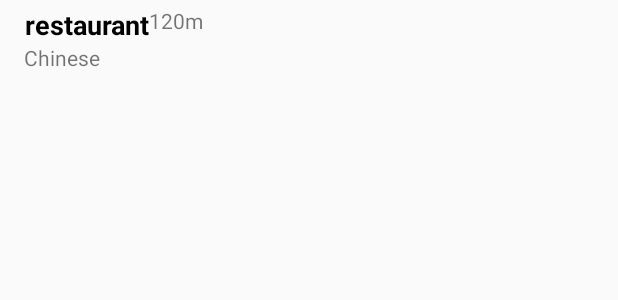
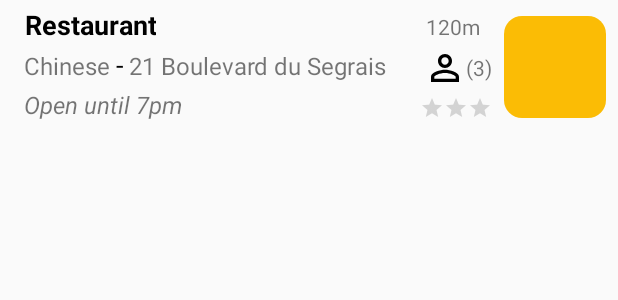
Before and after one commit to Selenasean/Go4Lunch, an Android app: the layout restaurant_item.xml on its own in the app's theme, with its tools: preview values and no code run, on a phone screen of 412 x 824 dp. Shown: the top 300 px of the screen. Run offline under Robolectric (Android 15) with nearby library versions, the phone set to English and light mode, and no system bars.

Commit message:
creation of models to fit into data we want + ListViewAdapter & layout

```diff
--- a/app/src/main/java/fr/selquicode/go4lunch/ui/list/ListViewViewModel.java
+++ b/app/src/main/java/fr/selquicode/go4lunch/ui/list/ListViewViewModel.java
@@ -9,7 +9,6 @@ import fr.selquicode.go4lunch.data.PlaceRepository;
 import fr.selquicode.go4lunch.data.model.Place;
 
 public class ListViewViewModel extends ViewModel {
-    // TODO: Implement the ViewModel
 
     private PlaceRepository placeRepository;
 
@@ -22,4 +21,6 @@ public class ListViewViewModel extends ViewModel {
      * @return places type LiveData
      */
     public LiveData<List<Place>> getPlaces(){ return placeRepository.getPlaces();}
+
+    //TODO : recupérer la liste de restaurant et la mapper dans le viewState, pour l'UI
 }
--- /dev/null
+++ b/app/src/main/res/drawable/ic_person.xml
@@ -0,0 +1,5 @@
+<vector android:height="20dp" android:tint="#000000"
+    android:viewportHeight="24" android:viewportWidth="24"
+    android:width="20dp" xmlns:android="http://schemas.android.com/apk/res/android">
+    <path android:fillColor="@android:color/white" android:pathData="M12,5.9c1.16,0 2.1,0.94 2.1,2.1s-0.94,2.1 -2.1,2.1S9.9,9.16 9.9,8s0.94,-2.1 2.1,-2.1m0,9c2.97,0 6.1,1.46 6.1,2.1v1.1L5.9,18.1L5.9,17c0,-0.64 3.13,-2.1 6.1,-2.1M12,4C9.79,4 8,5.79 8,8s1.79,4 4,4 4,-1.79 4,-4 -1.79,-4 -4,-4zM12,13c-2.67,0 -8,1.34 -8,4v3h16v-3c0,-2.66 -5.33,-4 -8,-4z"/>
+</vector>
--- /dev/null
+++ b/app/src/main/res/drawable/rounded_square.xml
@@ -0,0 +1,11 @@
+<?xml version="1.0" encoding="utf-8"?>
+<shape xmlns:android="http://schemas.android.com/apk/res/android">
+    <solid android:color="#FBBC05"/>
+
+    <padding android:left="1dp"
+            android:top="1dp"
+            android:right="1dp"
+            android:bottom="1dp" />
+
+    <corners android:radius="12dp" />
+</shape>
--- a/app/src/main/res/layout/fragment_list_view.xml
+++ b/app/src/main/res/layout/fragment_list_view.xml
@@ -4,7 +4,6 @@
     android:layout_width="match_parent"
     android:layout_height="match_parent"
     xmlns:app="http://schemas.android.com/apk/res-auto"
-    android:background="@color/teal_200"
     tools:context=".ui.list.ListViewFragment">
 
     <androidx.recyclerview.widget.RecyclerView
--- a/app/src/main/res/layout/restaurant_item.xml
+++ b/app/src/main/res/layout/restaurant_item.xml
@@ -8,18 +8,22 @@
     android:layout_height="wrap_content"
     android:orientation="vertical">
 
+    <!-- image of the restaurant -->
     <ImageView
         android:id="@+id/image_restaurant"
-        android:layout_width="52dp"
-        android:layout_height="52dp"
+        android:layout_width="68dp"
+        android:layout_height="68dp"
         android:layout_marginStart="16dp"
-        android:layout_marginEnd="16dp"
-        android:layout_marginTop="10dp"
-        android:layout_marginBottom="10dp"
+        android:layout_marginEnd="8dp"
+        android:layout_marginTop="4dp"
+        android:layout_marginBottom="4dp"
         app:layout_constraintBottom_toBottomOf="parent"
         app:layout_constraintEnd_toEndOf="parent"
-        app:layout_constraintTop_toTopOf="parent"/>
+        app:layout_constraintTop_toTopOf="parent"
+        android:contentDescription="@string/imageDescription"
+        tools:srcCompat="@drawable/rounded_square"/>
 
+    <!-- name of restaurant -->
     <TextView
         android:id="@+id/name_restaurant"
         android:layout_marginStart="16dp"
@@ -34,28 +38,118 @@
         android:gravity="center"
         app:layout_constraintStart_toStartOf="parent"
         app:layout_constraintTop_toTopOf="parent"
-        tools:text="restaurant" />
+        tools:text="Restaurant" />
 
+    <!-- position compared with user position -->
     <TextView
+        android:id="@+id/meters"
         android:layout_width="0dp"
         android:layout_height="wrap_content"
-        app:layout_constraintStart_toEndOf="@id/name_restaurant"
+        android:layout_marginTop="4dp"
+        android:layout_marginRight="16dp"
         app:layout_constraintTop_toTopOf="parent"
         app:layout_constraintEnd_toStartOf="@id/image_restaurant"
-        tools:text="120m"
-        android:layout_marginTop="4dp"/>
+        app:layout_constraintBaseline_toBaselineOf="@id/name_restaurant"
+        tools:text="120m"/>
+
+    <!-- type of food the restaurant serves -->
     <TextView
-        android:id="@+id/type_restaurant"
+        android:id="@+id/type_food"
         android:layout_width="0dp"
         android:layout_height="wrap_content"
+        android:textSize="16dp"
+        android:gravity="center"
+        android:layout_marginStart="16dp"
+        android:layout_marginTop="4dp"
+        android:layout_marginBottom="4dp"
         app:layout_constraintTop_toBottomOf="@id/name_restaurant"
         app:layout_constraintStart_toStartOf="parent"
         tools:text="Chinese"
-        android:gravity="center"
+        />
+
+    <!-- Separation between type of food and address -->
+    <TextView
+        android:id="@+id/between"
+        android:layout_width="wrap_content"
+        android:layout_height="wrap_content"
+        android:text="-"
+        android:textSize="18sp"
+        android:textColor="@color/black"
+        android:layout_marginStart="4dp"
+        android:layout_marginLeft="4dp"
+        app:layout_constraintBaseline_toBaselineOf="@id/type_food"
+        app:layout_constraintStart_toEndOf="@id/type_food"
+        app:layout_constraintTop_toBottomOf="@id/name_restaurant"
+        />
+
+    <!-- Address of the restaurant -->
+    <TextView
+        android:id="@+id/address"
+        android:layout_width="0dp"
+        android:layout_height="wrap_content"
+        android:layout_marginStart="4dp"
+        android:layout_marginEnd="4dp"
+        android:textSize="16dp"
+        android:singleLine="true"
+        android:ellipsize="end"
+        app:layout_constraintStart_toEndOf="@id/between"
+        app:layout_constraintBaseline_toBaselineOf="@id/type_food"
+        app:layout_constraintEnd_toStartOf="@id/icon_workmates"
+        tools:text="21 Boulevard du Segrais"/>
+
+    <!-- Icon + numbers of workmates who'll go in the current restaurant  -->
+    <ImageView
+        android:id="@+id/icon_workmates"
+        android:layout_width="28dp"
+        android:layout_height="28dp"
+        android:layout_marginTop="4dp"
+        android:layout_marginLeft="16dp"
+        app:srcCompat="@drawable/ic_person"
+        app:layout_constraintEnd_toStartOf="@id/workmates_number"
+        app:layout_constraintStart_toEndOf="@id/address"
+        app:layout_constraintTop_toBottomOf="@id/meters" />
+    <TextView
+        android:id="@+id/workmates_number"
+        android:layout_width="wrap_content"
+        android:layout_height="wrap_content"
+        android:layout_marginTop="4dp"
+        android:layout_marginRight="8dp"
+        app:layout_constraintStart_toEndOf="@id/icon_workmates"
+        app:layout_constraintTop_toTopOf="@id/icon_workmates"
+        app:layout_constraintEnd_toStartOf="@id/image_restaurant"
+        tools:text="(3)"/>
+
+    <!-- Opening hour -->
+    <TextView
+        android:id="@+id/opening"
+        android:layout_width="0dp"
+        android:layout_height="wrap_content"
+        android:textSize="16dp"
+        android:textStyle="italic"
         android:layout_marginStart="16dp"
+        android:layout_marginTop="4dp"
+        android:layout_marginBottom="8dp"
+        app:layout_constraintStart_toStartOf="parent"
+        app:layout_constraintBottom_toBottomOf="parent"
+        app:layout_constraintTop_toBottomOf="@id/type_food"
+        tools:text="Open until 7pm"
+        />
+
+    <!-- Rating stars -->
+    <RatingBar
+        android:id="@+id/rating_bar"
+        android:layout_width="wrap_content"
+        android:layout_height="wrap_content"
+        android:numStars="3"
+        android:layout_marginBottom="8dp"
+        android:layout_marginTop="4dp"
+        android:layout_marginRight="8dp"
+        style="?android:attr/ratingBarStyleSmall"
+        app:layout_constraintTop_toBottomOf="@id/icon_workmates"
+        app:layout_constraintEnd_toStartOf="@id/image_restaurant"
+        app:layout_constraintBottom_toBottomOf="parent"
         />
 
 
 
-
 </androidx.constraintlayout.widget.ConstraintLayout>
--- a/app/src/main/res/values/strings.xml
+++ b/app/src/main/res/values/strings.xml
@@ -8,4 +8,5 @@
     <string name="map_view_desc">icon map to see the map</string>
     <string name="list_map_view_desc">icon list to see the restaurants\' list</string>
     <string name="workmates_desc">icon with people to see workmates</string>
+    <string name="imageDescription">Restaurant\'s picture</string>
 </resources>
```
Also changed, not shown: app/src/main/java/fr/selquicode/go4lunch/data/model/Place.java (+77 -8 lines), app/src/main/java/fr/selquicode/go4lunch/data/model/PlaceOpeningHours.java (added, +66 -0 lines), app/src/main/java/fr/selquicode/go4lunch/data/model/PlaceOpeningHoursPeriod.java (added, +56 -0 lines), app/src/main/java/fr/selquicode/go4lunch/data/model/PlaceOpeningHoursPeriodDetail.java (added, +64 -0 lines), app/src/main/java/fr/selquicode/go4lunch/data/model/PlacePhoto.java (added, +76 -0 lines), app/src/main/java/fr/selquicode/go4lunch/ui/list/ListViewAdapter.java (+62 -22 lines), app/src/main/java/fr/selquicode/go4lunch/ui/list/ListViewState.java (+124 -0 lines).
